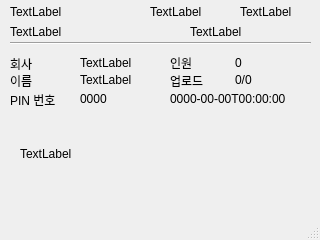
Qt form qt/acu/mainwindow.ui (mike-kang/Project_fb) before a commit.
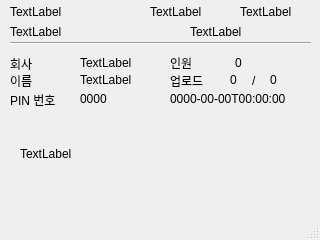
The same form after that commit. Icons and pictures are not drawn.

```diff
--- a/qt/acu/mainwindow.ui
+++ b/qt/acu/mainwindow.ui
@@ -221,14 +221,14 @@
     </property>
     <property name="geometry">
      <rect>
-      <x>235</x>
+      <x>230</x>
       <y>70</y>
-      <width>51</width>
+      <width>21</width>
       <height>20</height>
      </rect>
     </property>
     <property name="text">
-     <string>0/0</string>
+     <string>0</string>
     </property>
    </widget>
    <widget class="QLabel" name="labelMsg">
@@ -340,6 +340,38 @@
      <string>0000-00-00T00:00:00</string>
     </property>
    </widget>
+   <widget class="QLabel" name="labelUploadCacheCount">
+    <property name="enabled">
+     <bool>true</bool>
+    </property>
+    <property name="geometry">
+     <rect>
+      <x>270</x>
+      <y>70</y>
+      <width>31</width>
+      <height>20</height>
+     </rect>
+    </property>
+    <property name="text">
+     <string>0</string>
+    </property>
+   </widget>
+   <widget class="QLabel" name="labelUpload_1">
+    <property name="enabled">
+     <bool>true</bool>
+    </property>
+    <property name="geometry">
+     <rect>
+      <x>252</x>
+      <y>73</y>
+      <width>16</width>
+      <height>16</height>
+     </rect>
+    </property>
+    <property name="text">
+     <string>/</string>
+    </property>
+   </widget>
   </widget>
   <widget class="QStatusBar" name="statusBar">
    <property name="maximumSize">
```
Left out of the diff: 2 changed lines with no effect on the pictures.
